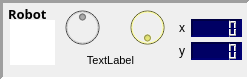
Before: the Qt Designer form src/gui/panels/panel_teams/frame_robot.ui in biorobaw/RoboBulls, drawn with Qt 5.
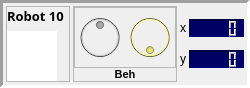
After: the same form once the commit is applied.

Commit message: Fixed bug with finding which robot had the ball. Also continued simplifying the gui and restructuring the code. Only panel_field is missing and then reconnecting slots/funcitonality

```diff
--- a/src/gui/panels/panel_teams/frame_robot.ui
+++ b/src/gui/panels/panel_teams/frame_robot.ui
@@ -34,157 +34,57 @@
   <property name="lineWidth">
    <number>3</number>
   </property>
-  <widget class="QFrame" name="frame_xy">
-   <property name="geometry">
-    <rect>
-     <x>170</x>
-     <y>5</y>
-     <width>81</width>
-     <height>71</height>
-    </rect>
+  <layout class="QHBoxLayout" name="horizontalLayout">
+   <property name="spacing">
+    <number>3</number>
    </property>
-   <property name="styleSheet">
-    <string notr="true">background-color: rgba(255, 255, 255, 0);</string>
-   </property>
-   <property name="frameShape">
-    <enum>QFrame::NoFrame</enum>
-   </property>
-   <property name="frameShadow">
-    <enum>QFrame::Plain</enum>
-   </property>
-   <property name="lineWidth">
-    <number>0</number>
-   </property>
-   <layout class="QGridLayout" name="gridLayout_6">
     <property name="leftMargin">
-     <number>9</number>
+    <number>3</number>
     </property>
     <property name="topMargin">
-     <number>9</number>
+    <number>3</number>
     </property>
     <property name="rightMargin">
-     <number>9</number>
+    <number>3</number>
     </property>
     <property name="bottomMargin">
-     <number>9</number>
-    </property>
-    <property name="verticalSpacing">
-     <number>0</number>
-    </property>
-    <item row="1" column="1">
-     <widget class="QLCDNumber" name="lcd_y">
-      <property name="maximumSize">
+    <number>3</number>
+   </property>
+   <item>
+    <widget class="QFrame" name="frame_robot">
+     <property name="minimumSize">
        <size>
-        <width>16777215</width>
-        <height>18</height>
-       </size>
-      </property>
-      <property name="toolTip">
-       <string>Y coordinate from center of field</string>
-      </property>
-      <property name="layoutDirection">
-       <enum>Qt::RightToLeft</enum>
-      </property>
-      <property name="autoFillBackground">
-       <bool>false</bool>
-      </property>
-      <property name="styleSheet">
-       <string notr="true">background-color: rgb(0, 0, 100);</string>
-      </property>
-      <property name="frameShape">
-       <enum>QFrame::Panel</enum>
-      </property>
-      <property name="frameShadow">
-       <enum>QFrame::Sunken</enum>
-      </property>
-      <property name="lineWidth">
-       <number>2</number>
-      </property>
-      <property name="smallDecimalPoint">
-       <bool>false</bool>
-      </property>
-      <property name="digitCount">
-       <number>5</number>
-      </property>
-      <property name="segmentStyle">
-       <enum>QLCDNumber::Outline</enum>
-      </property>
-      <property name="value" stdset="0">
-       <double>0.000000000000000</double>
-      </property>
-     </widget>
-    </item>
-    <item row="0" column="1">
-     <widget class="QLCDNumber" name="lcd_x">
+       <width>64</width>
+       <height>0</height>
+      </size>
+     </property>
       <property name="maximumSize">
        <size>
-        <width>16777215</width>
-        <height>18</height>
-       </size>
-      </property>
-      <property name="toolTip">
-       <string>X coordinate from center of field</string>
-      </property>
-      <property name="layoutDirection">
-       <enum>Qt::RightToLeft</enum>
-      </property>
-      <property name="autoFillBackground">
-       <bool>false</bool>
-      </property>
-      <property name="styleSheet">
-       <string notr="true">background-color: rgb(0, 0, 100);</string>
-      </property>
+       <width>64</width>
+       <height>16777215</height>
+      </size>
+     </property>
       <property name="frameShape">
-       <enum>QFrame::Panel</enum>
+      <enum>QFrame::StyledPanel</enum>
       </property>
       <property name="frameShadow">
-       <enum>QFrame::Sunken</enum>
-      </property>
-      <property name="lineWidth">
-       <number>2</number>
+      <enum>QFrame::Raised</enum>
+     </property>
+     <layout class="QVBoxLayout" name="verticalLayout_3">
+      <property name="leftMargin">
+       <number>0</number>
       </property>
-      <property name="midLineWidth">
+      <property name="topMargin">
        <number>0</number>
       </property>
-      <property name="smallDecimalPoint">
-       <bool>false</bool>
+      <property name="rightMargin">
+       <number>0</number>
       </property>
-      <property name="digitCount">
-       <number>5</number>
+      <property name="bottomMargin">
+       <number>0</number>
       </property>
-      <property name="segmentStyle">
-       <enum>QLCDNumber::Outline</enum>
-      </property>
-      <property name="value" stdset="0">
-       <double>0.000000000000000</double>
-      </property>
-     </widget>
-    </item>
-    <item row="0" column="0">
-     <widget class="QLabel" name="label_x">
-      <property name="text">
-       <string>x</string>
-      </property>
-     </widget>
-    </item>
-    <item row="1" column="0">
-     <widget class="QLabel" name="label_y">
-      <property name="text">
-       <string>y</string>
-      </property>
-     </widget>
-    </item>
-   </layout>
-  </widget>
-  <widget class="QLabel" name="label_title">
-   <property name="geometry">
-    <rect>
-     <x>8</x>
-     <y>5</y>
-     <width>55</width>
-     <height>21</height>
-    </rect>
-   </property>
+      <item>
+       <widget class="QLabel" name="label_robot_id">
    <property name="font">
     <font>
      <family>Courier 10 Pitch</family>
@@ -200,24 +100,109 @@
     <string notr="true">background-color: rgba(255, 255, 255, 0);</string>
    </property>
    <property name="text">
-    <string>Robot  </string>
+         <string>Robot 10</string>
    </property>
    <property name="alignment">
     <set>Qt::AlignLeading|Qt::AlignLeft|Qt::AlignTop</set>
    </property>
   </widget>
+      </item>
+      <item>
+       <widget class="QGraphicsView" name="gView_icon">
+        <property name="minimumSize">
+         <size>
+          <width>0</width>
+          <height>0</height>
+         </size>
+        </property>
+        <property name="maximumSize">
+         <size>
+          <width>50</width>
+          <height>50</height>
+         </size>
+        </property>
+        <property name="mouseTracking">
+         <bool>true</bool>
+        </property>
+        <property name="focusPolicy">
+         <enum>Qt::NoFocus</enum>
+        </property>
+        <property name="frameShape">
+         <enum>QFrame::Panel</enum>
+        </property>
+        <property name="lineWidth">
+         <number>0</number>
+        </property>
+        <property name="backgroundBrush">
+         <brush brushstyle="NoBrush">
+          <color alpha="0">
+           <red>0</red>
+           <green>0</green>
+           <blue>0</blue>
+          </color>
+         </brush>
+        </property>
+        <property name="renderHints">
+         <set>QPainter::Antialiasing|QPainter::TextAntialiasing</set>
+        </property>
+       </widget>
+      </item>
+     </layout>
+    </widget>
+   </item>
+   <item>
+    <widget class="QFrame" name="frame_robot_info">
+     <property name="frameShape">
+      <enum>QFrame::StyledPanel</enum>
+     </property>
+     <property name="frameShadow">
+      <enum>QFrame::Raised</enum>
+     </property>
+     <layout class="QVBoxLayout" name="verticalLayout_4">
+      <property name="spacing">
+       <number>0</number>
+      </property>
+      <property name="leftMargin">
+       <number>0</number>
+      </property>
+      <property name="topMargin">
+       <number>0</number>
+      </property>
+      <property name="rightMargin">
+       <number>0</number>
+      </property>
+      <property name="bottomMargin">
+       <number>0</number>
+      </property>
+      <item>
+       <widget class="QFrame" name="frame_5">
+        <property name="frameShape">
+         <enum>QFrame::StyledPanel</enum>
+        </property>
+        <property name="frameShadow">
+         <enum>QFrame::Raised</enum>
+        </property>
+        <layout class="QHBoxLayout" name="horizontalLayout_3">
+         <property name="spacing">
+          <number>0</number>
+         </property>
+         <property name="leftMargin">
+          <number>0</number>
+         </property>
+         <property name="topMargin">
+          <number>0</number>
+         </property>
+         <property name="rightMargin">
+          <number>0</number>
+         </property>
+         <property name="bottomMargin">
+          <number>0</number>
+         </property>
+         <item>
   <widget class="QDial" name="dial_velocity">
    <property name="enabled">
     <bool>false</bool>
    </property>
-   <property name="geometry">
-    <rect>
-     <x>60</x>
-     <y>5</y>
-     <width>45</width>
-     <height>45</height>
-    </rect>
-   </property>
    <property name="focusPolicy">
     <enum>Qt::NoFocus</enum>
    </property>
@@ -249,18 +234,12 @@
     <bool>false</bool>
    </property>
   </widget>
+         </item>
+         <item>
   <widget class="QDial" name="dial_orientation">
    <property name="enabled">
     <bool>false</bool>
    </property>
-   <property name="geometry">
-    <rect>
-     <x>125</x>
-     <y>5</y>
-     <width>45</width>
-     <height>45</height>
-    </rect>
-   </property>
    <property name="baseSize">
     <size>
      <width>0</width>
@@ -307,63 +286,180 @@
     <bool>false</bool>
    </property>
   </widget>
+         </item>
+        </layout>
+       </widget>
+      </item>
+      <item>
   <widget class="QLabel" name="label_behavior">
-   <property name="geometry">
-    <rect>
-     <x>60</x>
-     <y>50</y>
-     <width>101</width>
-     <height>20</height>
-    </rect>
-   </property>
    <property name="font">
     <font>
      <pointsize>8</pointsize>
-     <weight>50</weight>
-     <bold>false</bold>
     </font>
    </property>
    <property name="text">
-    <string>TextLabel</string>
+         <string>Beh</string>
    </property>
    <property name="alignment">
     <set>Qt::AlignCenter</set>
    </property>
   </widget>
-  <widget class="QGraphicsView" name="gView_robot">
-   <property name="geometry">
-    <rect>
-     <x>10</x>
-     <y>20</y>
-     <width>45</width>
-     <height>45</height>
-    </rect>
-   </property>
-   <property name="mouseTracking">
-    <bool>true</bool>
-   </property>
-   <property name="focusPolicy">
-    <enum>Qt::NoFocus</enum>
+      </item>
+     </layout>
+    </widget>
+   </item>
+   <item>
+    <widget class="QFrame" name="frame_xy">
+     <property name="minimumSize">
+      <size>
+       <width>64</width>
+       <height>0</height>
+      </size>
+     </property>
+     <property name="maximumSize">
+      <size>
+       <width>64</width>
+       <height>16777215</height>
+      </size>
+     </property>
+     <property name="styleSheet">
+      <string notr="true">background-color: rgba(255, 255, 255, 0);</string>
    </property>
    <property name="frameShape">
+      <enum>QFrame::NoFrame</enum>
+     </property>
+     <property name="frameShadow">
+      <enum>QFrame::Plain</enum>
+     </property>
+     <property name="lineWidth">
+      <number>0</number>
+     </property>
+     <layout class="QGridLayout" name="gridLayout_5">
+      <property name="leftMargin">
+       <number>0</number>
+      </property>
+      <property name="topMargin">
+       <number>0</number>
+      </property>
+      <property name="rightMargin">
+       <number>0</number>
+      </property>
+      <property name="bottomMargin">
+       <number>0</number>
+      </property>
+      <property name="horizontalSpacing">
+       <number>3</number>
+      </property>
+      <property name="verticalSpacing">
+       <number>0</number>
+      </property>
+      <item row="1" column="1">
+       <widget class="QLCDNumber" name="lcd_y">
+        <property name="maximumSize">
+         <size>
+          <width>16777215</width>
+          <height>18</height>
+         </size>
+        </property>
+        <property name="toolTip">
+         <string>Y coordinate from center of field</string>
+        </property>
+        <property name="layoutDirection">
+         <enum>Qt::RightToLeft</enum>
+        </property>
+        <property name="autoFillBackground">
+         <bool>false</bool>
+        </property>
+        <property name="styleSheet">
+         <string notr="true">background-color: rgb(0, 0, 100);</string>
+        </property>
+        <property name="frameShape">
     <enum>QFrame::Panel</enum>
    </property>
+        <property name="frameShadow">
+         <enum>QFrame::Sunken</enum>
+        </property>
    <property name="lineWidth">
+         <number>2</number>
+        </property>
+        <property name="smallDecimalPoint">
+         <bool>false</bool>
+        </property>
+        <property name="digitCount">
+         <number>5</number>
+        </property>
+        <property name="segmentStyle">
+         <enum>QLCDNumber::Outline</enum>
+        </property>
+        <property name="value" stdset="0">
+         <double>0.000000000000000</double>
+        </property>
+       </widget>
+      </item>
+      <item row="0" column="1">
+       <widget class="QLCDNumber" name="lcd_x">
+        <property name="maximumSize">
+         <size>
+          <width>16777215</width>
+          <height>18</height>
+         </size>
+        </property>
+        <property name="toolTip">
+         <string>X coordinate from center of field</string>
+        </property>
+        <property name="layoutDirection">
+         <enum>Qt::RightToLeft</enum>
+        </property>
+        <property name="autoFillBackground">
+         <bool>false</bool>
+        </property>
+        <property name="styleSheet">
+         <string notr="true">background-color: rgb(0, 0, 100);</string>
+        </property>
+        <property name="frameShape">
+         <enum>QFrame::Panel</enum>
+        </property>
+        <property name="frameShadow">
+         <enum>QFrame::Sunken</enum>
+        </property>
+        <property name="lineWidth">
+         <number>2</number>
+        </property>
+        <property name="midLineWidth">
     <number>0</number>
    </property>
-   <property name="backgroundBrush">
-    <brush brushstyle="NoBrush">
-     <color alpha="0">
-      <red>0</red>
-      <green>0</green>
-      <blue>0</blue>
-     </color>
-    </brush>
-   </property>
-   <property name="renderHints">
-    <set>QPainter::Antialiasing|QPainter::TextAntialiasing</set>
-   </property>
-  </widget>
+        <property name="smallDecimalPoint">
+         <bool>false</bool>
+        </property>
+        <property name="digitCount">
+         <number>5</number>
+        </property>
+        <property name="segmentStyle">
+         <enum>QLCDNumber::Outline</enum>
+        </property>
+        <property name="value" stdset="0">
+         <double>0.000000000000000</double>
+        </property>
+       </widget>
+      </item>
+      <item row="0" column="0">
+       <widget class="QLabel" name="label_14">
+        <property name="text">
+         <string>x</string>
+        </property>
+       </widget>
+      </item>
+      <item row="1" column="0">
+       <widget class="QLabel" name="label_13">
+        <property name="text">
+         <string>y</string>
+        </property>
+       </widget>
+      </item>
+     </layout>
+    </widget>
+   </item>
+  </layout>
  </widget>
  <resources/>
  <connections/>
```
Left out of the diff: 2 changed lines with no effect on the pictures. Lines whose indentation alone changed are shown as unchanged. The commit also changes 122 other files.
